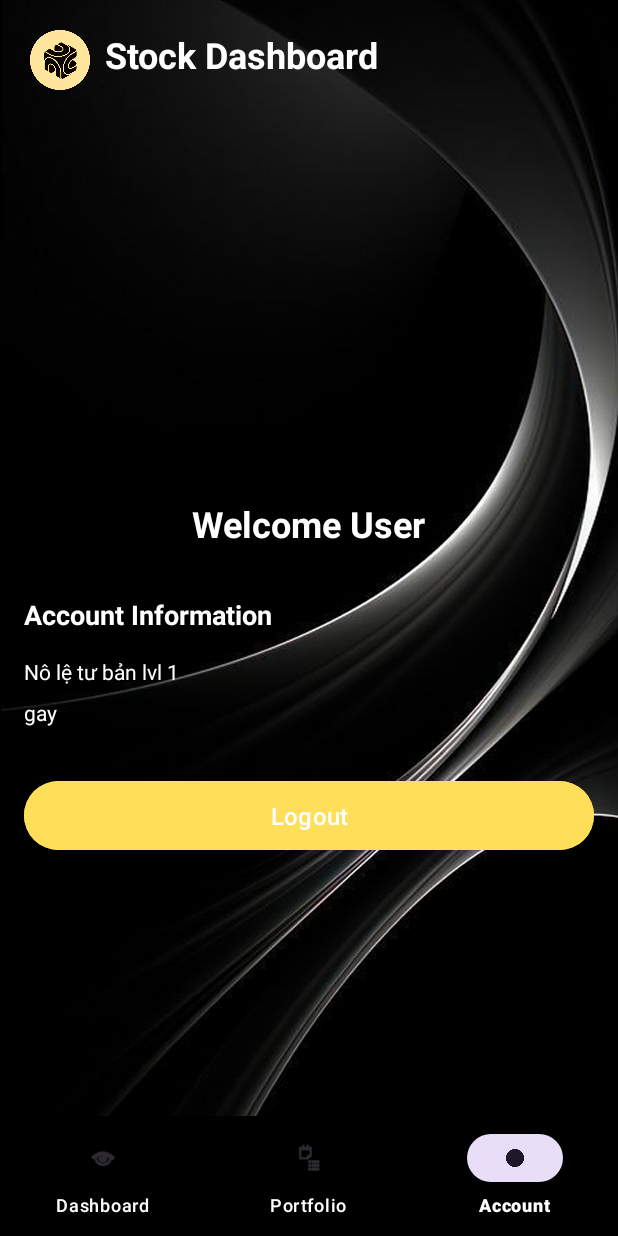
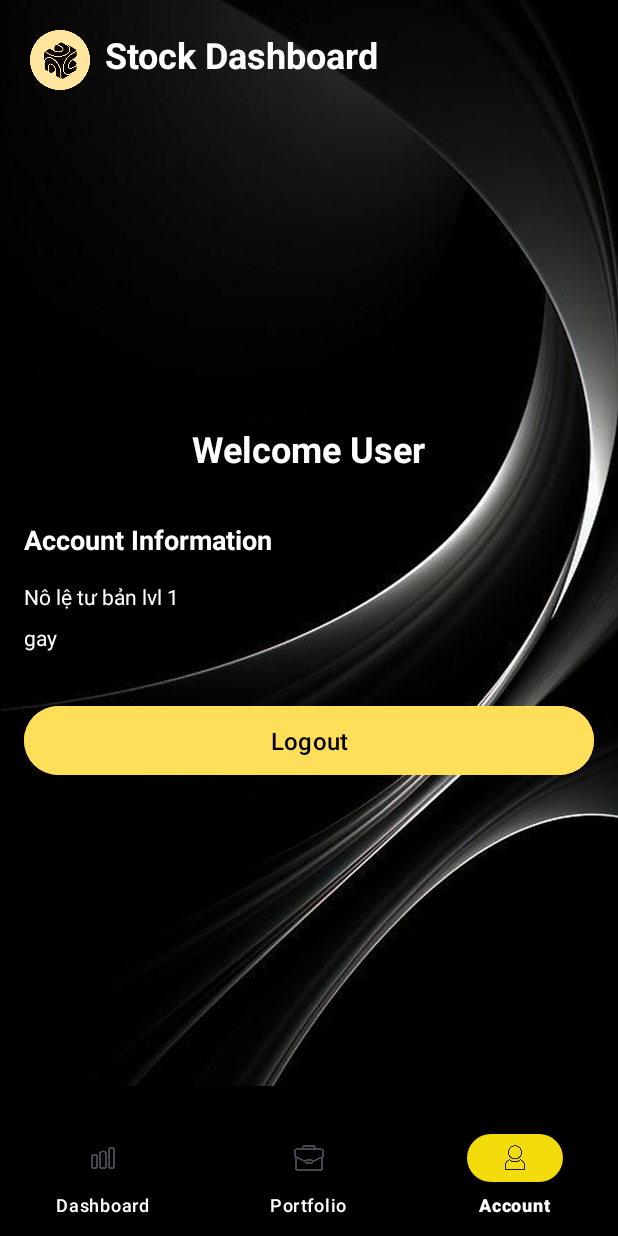
Before and after one commit to PhungVanLong/JavaApp, an Android app: the DashboardFragment screen opened directly, with no data from a screen before it, item 3 of the bottom bar chosen, on a phone screen of 412 x 824 dp. Run offline under Robolectric (Android 15) with nearby library versions, the phone set to English and light mode, and no system bars.

Commit message:
sửa lại icon và layout main activity

```diff
--- a/StockDashboard/app/src/main/AndroidManifest.xml
+++ b/StockDashboard/app/src/main/AndroidManifest.xml
@@ -1,6 +1,6 @@
 <?xml version="1.0" encoding="utf-8"?>
 <manifest xmlns:android="http://schemas.android.com/apk/res/android"
-    xmlns:tools="http://schemas.android.com/tools">
+>
 
     <application
         android:allowBackup="true"
--- a/StockDashboard/app/src/main/res/layout/activity_main.xml
+++ b/StockDashboard/app/src/main/res/layout/activity_main.xml
@@ -6,25 +6,22 @@
     android:layout_width="match_parent"
     android:layout_height="match_parent"
     android:background="@drawable/back_ground_app"
-    android:fitsSystemWindows="true"
+    android:padding="20sp"
+    android:fitsSystemWindows="true">
 
-    >
     <include
         layout="@layout/header_layout"
+        android:id="@+id/logo_header"
         android:layout_width="match_parent"
         android:layout_height="wrap_content"/>
 
+    <!-- Container của fragment -->
     <FrameLayout
         android:id="@+id/fragment_container"
         android:layout_width="match_parent"
         android:layout_height="match_parent"
-        app:layout_constraintTop_toTopOf="parent"
-        app:layout_constraintStart_toStartOf="parent"
-        app:layout_constraintEnd_toEndOf="parent"
-        android:layout_below="@+id/logo_header"
-        />
-
-
+        android:layout_below="@id/logo_header"
+        android:layout_above="@id/bottom_navigation"/>
 
 
     <com.google.android.material.bottomnavigation.BottomNavigationView
@@ -36,11 +33,10 @@
         app:itemTextColor="@color/white"
         app:labelVisibilityMode="labeled"
         app:itemIconSize="20dp"
-        android:padding="0dp"
         android:paddingTop="20dp"
         app:itemHorizontalTranslationEnabled="false"
         android:layout_alignParentBottom="true"
-        app:itemGravity="top_center"
+        app:itemActiveIndicatorStyle="@style/App.Custom.Indicator"
         />
 
 
--- a/StockDashboard/app/src/main/res/layout/fragment_dashboard.xml
+++ b/StockDashboard/app/src/main/res/layout/fragment_dashboard.xml
@@ -3,6 +3,7 @@
     android:layout_width="match_parent"
     android:layout_height="match_parent"
     android:orientation="vertical"
+    android:padding="16dp"
     >
 
     <androidx.recyclerview.widget.RecyclerView
--- a/StockDashboard/app/src/main/res/layout/fragment_user_account.xml
+++ b/StockDashboard/app/src/main/res/layout/fragment_user_account.xml
@@ -59,6 +59,7 @@
         android:layout_height="wrap_content"
         android:text="Logout"
         android:textSize="16sp"
+        android:textColor="@color/black"
         android:backgroundTint="@color/button_color_1"
         android:padding="12dp"
         />
--- a/StockDashboard/app/src/main/res/layout/header_layout.xml
+++ b/StockDashboard/app/src/main/res/layout/header_layout.xml
@@ -1,8 +1,8 @@
 <RelativeLayout xmlns:android="http://schemas.android.com/apk/res/android"
+    android:id="@+id/logo_header"
     android:layout_width="match_parent"
     android:layout_height="wrap_content"
-    android:orientation="horizontal"
-    android:id="@+id/logo_header"
+    android:orientation="vertical"
     android:padding="20sp">
 
     <ImageView
--- a/StockDashboard/app/src/main/res/layout/item_stock_dashboard.xml
+++ b/StockDashboard/app/src/main/res/layout/item_stock_dashboard.xml
@@ -3,7 +3,7 @@
     android:layout_width="match_parent"
     android:layout_height="48dp"
     android:orientation="vertical"
-    android:background="@android:color/transparent"
+    android:background="@color/main_but_fader"
     android:layout_marginTop="10dp"
     android:paddingEnd="10dp"
     android:paddingStart="10dp"
--- a/StockDashboard/app/src/main/res/menu/bottom_navigation_menu.xml
+++ b/StockDashboard/app/src/main/res/menu/bottom_navigation_menu.xml
@@ -1,21 +1,20 @@
-<?xml version="1.0" encoding="utf-8"?>
 <menu xmlns:android="http://schemas.android.com/apk/res/android">
 
     <item
         android:id="@+id/nav_dashboard"
-        android:icon="@android:drawable/ic_menu_view"
+        android:icon="@drawable/dashboard_icon"
         android:title="Dashboard"
         />
 
     <item
         android:id="@+id/nav_portfolio"
-        android:icon="@android:drawable/ic_menu_agenda"
+        android:icon="@drawable/portfolio_icon"
         android:title="Portfolio"
         />
 
     <item
         android:id="@+id/nav_account"
-        android:icon="@drawable/user"
+        android:icon="@drawable/person"
         android:title="Account"
         />
 
--- a/StockDashboard/app/src/main/res/mipmap-anydpi-v26/ic_launcher.xml
+++ b/StockDashboard/app/src/main/res/mipmap-anydpi-v26/ic_launcher.xml
@@ -1,5 +1,5 @@
 <?xml version="1.0" encoding="utf-8"?>
 <adaptive-icon xmlns:android="http://schemas.android.com/apk/res/android">
     <background android:drawable="@drawable/ic_launcher_background"/>
-    <foreground android:drawable="@mipmap/ic_launcher_foreground"/>
+    <foreground android:drawable="@drawable/logo_app"/>
 </adaptive-icon>
--- a/StockDashboard/app/src/main/res/values/colors.xml
+++ b/StockDashboard/app/src/main/res/values/colors.xml
@@ -5,7 +5,7 @@
     <color name="main_color">#111827</color>
     <color name="button_color_1">#FFDE59</color>
     <color name="button_color_2">#D9D9D9</color>
+    <color name="yellow">#F3DC0B</color>
 
-
-    <color name="main_but_fader">#1F2937</color>
+    <color name="main_but_fader">#191919</color>
 </resources>
--- a/StockDashboard/app/src/main/res/values/themes.xml
+++ b/StockDashboard/app/src/main/res/values/themes.xml
@@ -4,6 +4,7 @@
         <!-- Customize your light theme here. -->
         <!-- <item name="colorPrimary">@color/my_light_primary</item> -->
     </style>
-
-    <style name="Theme.StockDashboard" parent="Base.Theme.StockDashboard" />
+    <style name="App.Custom.Indicator" parent="Widget.Material3.BottomNavigationView.ActiveIndicator">
+        <item name="android:color">@color/yellow</item>
+    </style>
 </resources>
```
Also changed, not shown: StockDashboard/app/build.gradle.kts (+2 -7 lines), StockDashboard/app/src/main/res/drawable/ic_launcher_background.xml (+3 -74 lines), StockDashboard/app/src/main/res/drawable/dashboard_icon.png (added), StockDashboard/app/src/main/res/drawable/portfolio_icon.png (added), StockDashboard/app/src/main/res/drawable/user.png (deleted).
